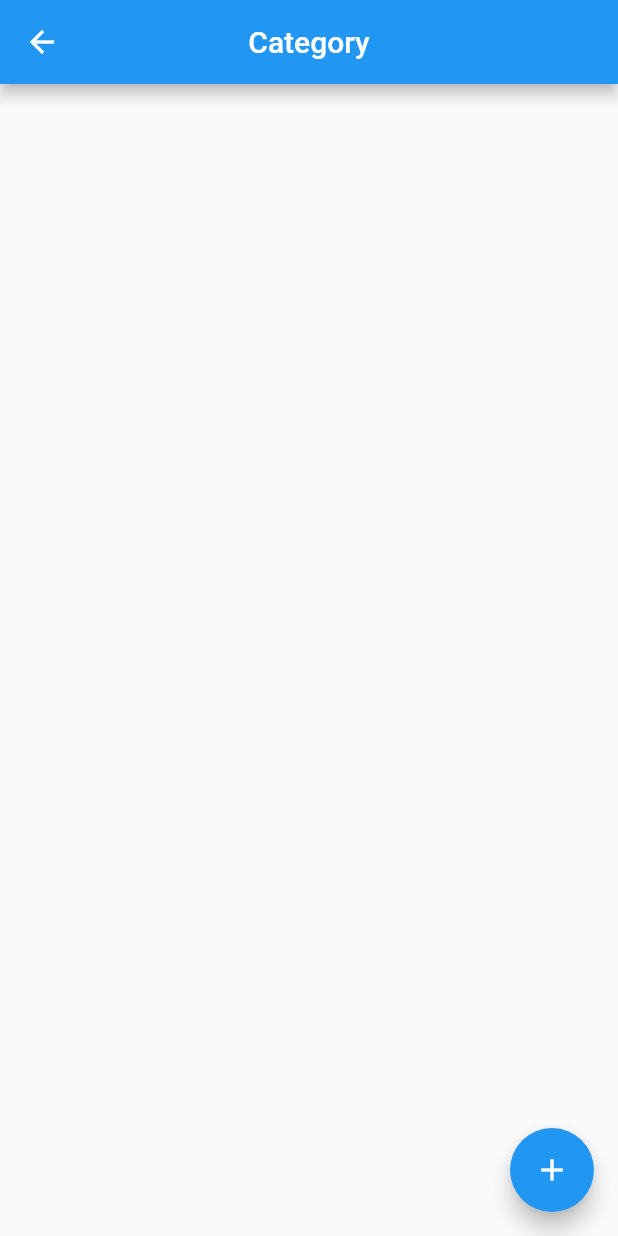
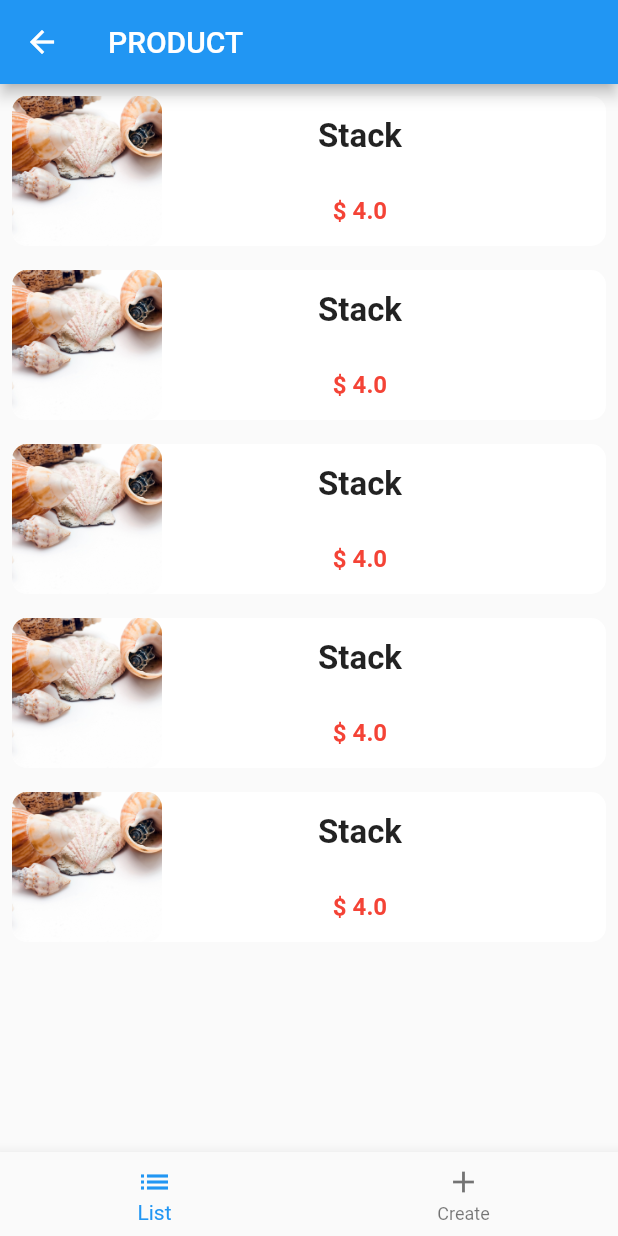
Before and after one commit to PHANNA11/trian_local_storage, a Flutter app: the HomeScreen screen opened directly, in the side drawer, after a tap on "Product", on a phone screen of 412 x 824 dp. Run offline on Flutter 3.47's test engine with Material 2 defaults, Android fonts, the phone set to English and light mode, and no system bars; drawn by our look-alikes of flutter_slidable; our stand-ins replace dropdown_button2, image_picker, shared_preferences, sqflite; accounts and stored records are empty; network calls fail.

Commit message:
add Product Screen

```diff
--- a/lib/view/home/view/home_screen.dart
+++ b/lib/view/home/view/home_screen.dart
@@ -5,6 +5,7 @@ import 'package:flutter_slidable/flutter_slidable.dart';
 import 'package:local_storage/view/home/database/category_con.dart';
 import 'package:local_storage/view/home/model/category_model.dart';
 import 'package:local_storage/view/home/view/category/category_screen.dart';
+import 'package:local_storage/view/home/view/product/crud_product_screen.dart';
 
 class HomeScreen extends StatefulWidget {
   const HomeScreen({super.key});
@@ -74,7 +75,7 @@ class _HomeScreenState extends State<HomeScreen> {
                         context,
                         MaterialPageRoute(
                           builder: (context) =>
-                              CategoryScreen(screenType: 'Category'),
+                              CrudProductScreen(screenType: 'PRODUCT'),
                         ));
                   },
                   leading: const CircleAvatar(
@@ -102,7 +103,7 @@ class _HomeScreenState extends State<HomeScreen> {
           flex: 1,
           child: Padding(
             padding: const EdgeInsets.all(8.0),
-            child: Container(
+            child: SizedBox(
               width: double.infinity,
               //   color: Colors.red,
               child: ListView.builder(
@@ -169,7 +170,7 @@ class _HomeScreenState extends State<HomeScreen> {
           Positioned(
               bottom: 0,
               left: 20,
-              child: Container(
+              child: SizedBox(
                 height: 100,
                 width: 100,
                 child: Column(
--- /dev/null
+++ b/lib/view/home/view/product/crud_product_screen.dart
@@ -0,0 +1,41 @@
+import 'package:flutter/material.dart';
+import 'package:flutter/src/widgets/framework.dart';
+import 'package:flutter/src/widgets/placeholder.dart';
+import 'package:local_storage/view/home/view/product/pages/add_product_page.dart';
+
+import 'pages/list_product_page.dart';
+
+class CrudProductScreen extends StatefulWidget {
+  CrudProductScreen({super.key, this.screenType});
+  String? screenType;
+  @override
+  State<CrudProductScreen> createState() => _CrudProductScreenState();
+}
+
+class _CrudProductScreenState extends State<CrudProductScreen> {
+  List<Widget> pages = [ListProductPage(), AddProductPage()];
+  int currentIndex = 0;
+  void setIndex(int index) {
+    setState(() {
+      currentIndex = index;
+    });
+  }
+
+  @override
+  Widget build(BuildContext context) {
+    return Scaffold(
+      appBar: AppBar(
+        title: Text(widget.screenType.toString()),
+      ),
+      body: pages[currentIndex],
+      bottomNavigationBar: BottomNavigationBar(
+        items: const [
+          BottomNavigationBarItem(icon: Icon(Icons.list), label: 'List'),
+          BottomNavigationBarItem(icon: Icon(Icons.add), label: 'Create')
+        ],
+        currentIndex: currentIndex,
+        onTap: setIndex,
+      ),
+    );
+  }
+}
--- /dev/null
+++ b/lib/view/home/view/product/pages/list_product_page.dart
@@ -0,0 +1,105 @@
+import 'package:flutter/material.dart';
+import 'package:flutter/src/widgets/framework.dart';
+import 'package:flutter/src/widgets/placeholder.dart';
+import 'package:flutter_slidable/flutter_slidable.dart';
+
+class ListProductPage extends StatelessWidget {
+  const ListProductPage({super.key});
+
+  @override
+  Widget build(BuildContext context) {
+    return Wrap(
+      children: List.generate(
+        5,
+        (index) => Padding(
+          padding: const EdgeInsets.all(8.0),
+          child: Slidable(
+            key: const ValueKey(0),
+            endActionPane: ActionPane(
+              motion: const ScrollMotion(),
+              dismissible: null,
+              children: [
+                SlidableAction(
+                  padding: const EdgeInsets.all(8),
+                  borderRadius: const BorderRadius.only(
+                      topLeft: Radius.circular(10),
+                      bottomLeft: Radius.circular(10)),
+                  onPressed: (context) async {
+                    // await CategoryDB()
+                    //     .deleteCategory(categorys[index].id)
+                    //     .whenComplete(() => getCategoryData());
+                  },
+                  backgroundColor: const Color(0xFFFE4A49),
+                  foregroundColor: Colors.white,
+                  icon: Icons.delete,
+                  label: 'Delete',
+                ),
+                SlidableAction(
+                  borderRadius: const BorderRadius.only(
+                      topRight: Radius.circular(10),
+                      bottomRight: Radius.circular(10)),
+                  onPressed: (context) async {
+                    // await CategoryDB()
+                    //     .updateCategory(CategoryModel(
+                    //         id: categorys[index].id, name: 'Drink'))
+                    //     .whenComplete(() => getCategoryData());
+                  },
+                  backgroundColor: const Color(0xFF21B7CA),
+                  foregroundColor: Colors.white,
+                  icon: Icons.edit_note_outlined,
+                  label: 'Edit',
+                ),
+              ],
+            ),
+            child: Container(
+              height: 100,
+              width: double.infinity,
+              decoration: BoxDecoration(
+                color: Colors.white,
+                borderRadius: BorderRadius.circular(10),
+              ),
+              child: Row(
+                children: [
+                  Flexible(
+                    child: Container(
+                      height: 100,
+                      width: 100,
+                      decoration: BoxDecoration(
+                          borderRadius: BorderRadius.circular(10),
+                          image: const DecorationImage(
+                              fit: BoxFit.cover,
+                              image:
+                                  AssetImage('assets/icons/conch-close.jpg'))),
+                    ),
+                  ),
+                  Expanded(
+                    flex: 2,
+                    child: Column(
+                      mainAxisAlignment: MainAxisAlignment.spaceAround,
+                      children: [
+                        Text(
+                          'Stack',
+                          // categorys[index].name,
+                          style: const TextStyle(
+                              fontSize: 22, fontWeight: FontWeight.bold),
+                        ),
+                        Text(
+                          '\$ 4.0',
+                          // categorys[index].name,
+                          style: const TextStyle(
+                              fontSize: 16,
+                              fontWeight: FontWeight.bold,
+                              color: Colors.red),
+                        ),
+                      ],
+                    ),
+                  )
+                ],
+              ),
+            ),
+          ),
+        ),
+      ),
+    );
+  }
+}
--- a/pubspec.yaml
+++ b/pubspec.yaml
@@ -39,6 +39,8 @@ dependencies:
   sqflite: ^2.2.6
   path_provider: ^2.0.12
   flutter_slidable: ^3.0.0
+  dropdown_button2: ^2.1.4
+  image_picker: ^0.8.7+4
 
 dev_dependencies:
   flutter_test:
```
Also changed, not shown: lib/view/home/database/product_con.dart (+5 -4 lines), lib/view/home/view/product/pages/add_product_page.dart (added, +361 -0 lines), pubspec.lock, 8 other files.
